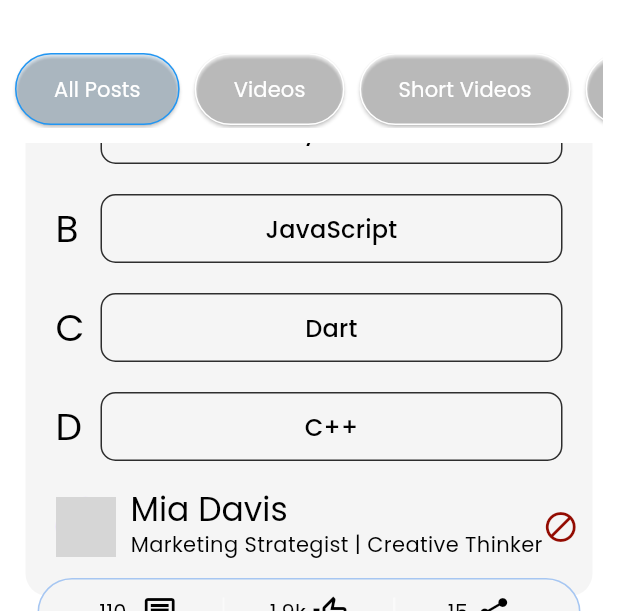
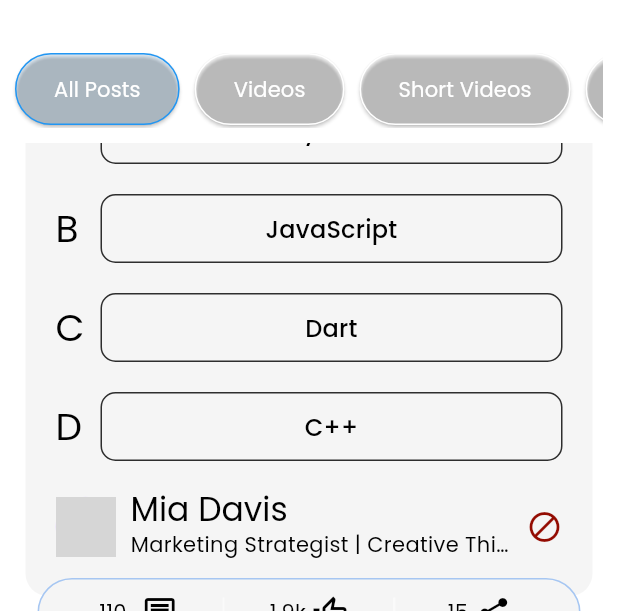
Before and after one commit to omjamnekar/bluecs, a Flutter app: the screen it shows after launch, scrolled down 2304 dp, on a phone screen of 412 x 824 dp, the part 76-687 px from its top. Run offline on Flutter 3.47's test engine with Material 3 defaults, Android fonts, the phone set to English and light mode, and no system bars; drawn by our look-alikes of cached_network_image; our stand-ins replace connectivity_plus, flutter_riverpod, google_fonts, lottie; network calls fail; grey boxes are pictures that could not be loaded.

Commit message:
initial commit

```diff
--- a/lib/views/widgets/post/post_profile.dart
+++ b/lib/views/widgets/post/post_profile.dart
@@ -8,7 +8,8 @@ class PostProfile extends StatelessWidget {
   @override
   Widget build(BuildContext context) {
     return Container(
-      child: Row(children: [
+      width: double.infinity,
+      child: Row(mainAxisAlignment: MainAxisAlignment.spaceBetween, children: [
         CircleAvatar(
           backgroundImage: NetworkImage(
             postModel.user!.image ??
@@ -18,27 +19,32 @@ class PostProfile extends StatelessWidget {
         SizedBox(
           width: 10,
         ),
-        Column(
+        Expanded(
+          child: Column(
             crossAxisAlignment: CrossAxisAlignment.start,
             children: [
               Text(
                 postModel.user!.name ?? "",
                 style: Theme.of(context).textTheme.titleLarge,
               ),
-            Text(
+              Container(
+                width: double.maxFinite,
+                child: Text(
                   postModel.user!.description,
                   maxLines: 1,
                   overflow: TextOverflow.ellipsis,
                 ),
+              ),
             ],
           ),
-        Spacer(),
-        Transform.flip(
-          child: Icon(
+        ),
+        SizedBox(
+          width: 10,
+        ),
+        Icon(
           Icons.block,
           color: const Color.fromARGB(255, 147, 11, 1),
           weight: 0.4,
-          ),
         ),
       ]),
     );
```
Also changed, not shown: 1 other file. Lines whose indentation alone changed are shown as unchanged.
